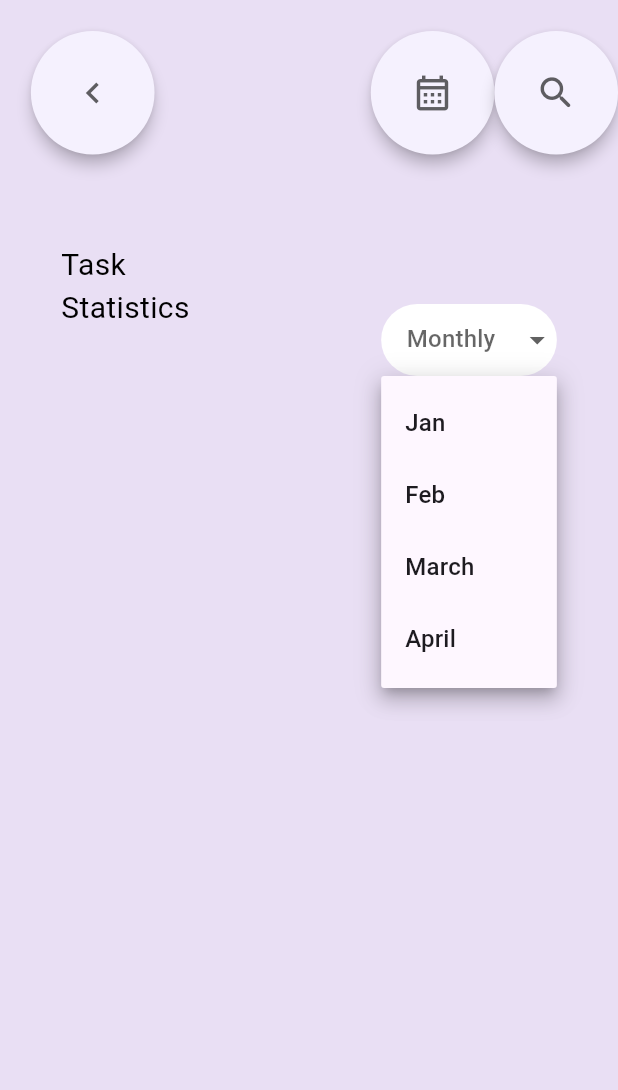
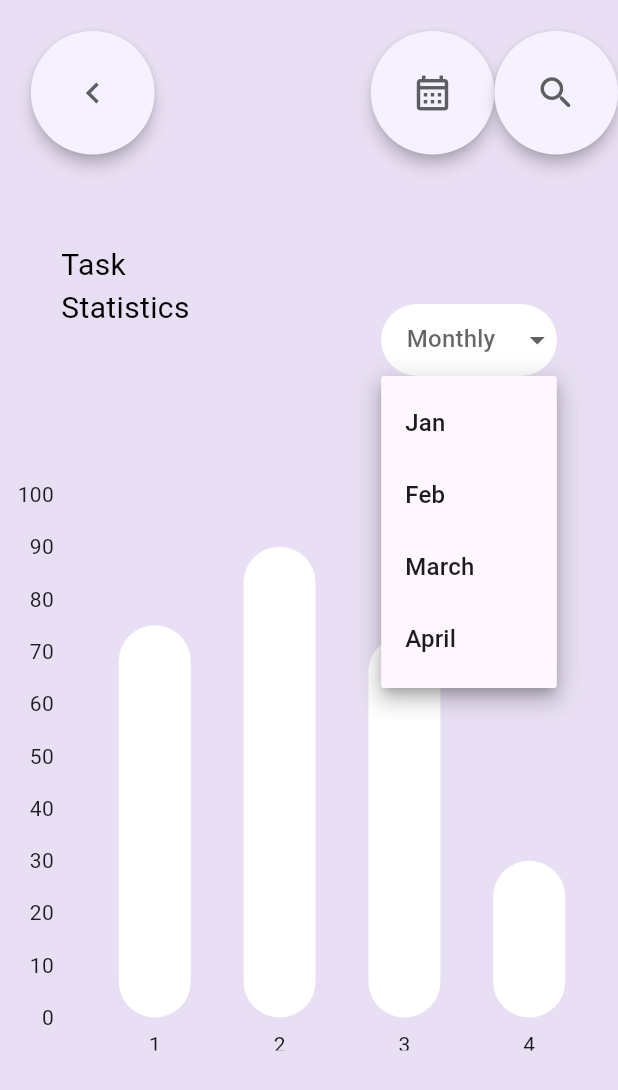
Before and after one commit to SyedOsamaAhmed/Spech-Company-Task, a Flutter app: the screen it shows after launch, after a tap on "Monthly", on a phone screen of 412 x 824 dp. Shown: the top 1090 px of the screen. Run offline on Flutter 3.47's test engine with Material 3 defaults, Android fonts, the phone set to English and light mode, and no system bars; drawn by our look-alikes of dropdown_button2, fl_chart.

Commit message:
bar grah axis customization in progress

```diff
--- /dev/null
+++ b/lib/bar graph/classes/bar_data.dart
@@ -0,0 +1,26 @@
+import 'package:spech_interview_task/bar%20graph/classes/individual_bar.dart';
+
+class BarData {
+  final double taskStatsJan;
+  final double taskStatsFeb;
+  final double taskStatsMar;
+  final double taskStatsApr;
+
+  BarData({
+    required this.taskStatsJan,
+    required this.taskStatsFeb,
+    required this.taskStatsMar,
+    required this.taskStatsApr,
+  });
+
+  List<IndividualBar> bardata = [];
+
+  void initialiazeBarData() {
+    bardata = [
+      IndividualBar(x: 1, y: taskStatsJan),
+      IndividualBar(x: 2, y: taskStatsFeb),
+      IndividualBar(x: 3, y: taskStatsMar),
+      IndividualBar(x: 4, y: taskStatsApr),
+    ];
+  }
+}
--- /dev/null
+++ b/lib/bar graph/classes/individual_bar.dart
@@ -0,0 +1,9 @@
+class IndividualBar {
+  final int x;
+  final double y;
+
+  IndividualBar({
+    required this.x,
+    required this.y,
+  });
+}
--- a/lib/screens/task_main_screen.dart
+++ b/lib/screens/task_main_screen.dart
@@ -1,4 +1,6 @@
 import 'package:flutter/material.dart';
+
+import 'package:spech_interview_task/widgets/bar_graph.dart';
 
 import 'package:spech_interview_task/widgets/dropdown_menu.dart';
 
@@ -10,7 +12,13 @@ class MainTaskScreen extends StatefulWidget {
 }
 
 class _MainTaskScreenState extends State<MainTaskScreen> {
-  List<String> taskStats = ["Jan", "Feb", "Mar", "Apr"];
+  List<double> taskStatsPercentages = [
+    0.75,
+    0.90,
+    0.73,
+    0.30,
+  ];
+
   @override
   Widget build(BuildContext context) {
     return SafeArea(
@@ -105,6 +113,7 @@ class _MainTaskScreenState extends State<MainTaskScreen> {
                   ],
                 ),
               ),
+              BarGraph(taskStatsPercents: taskStatsPercentages),
             ],
           ),
         ),
--- /dev/null
+++ b/lib/widgets/bar_graph.dart
@@ -0,0 +1,63 @@
+// ignore_for_file: public_member_api_docs, sort_constructors_first
+import 'package:fl_chart/fl_chart.dart';
+import 'package:flutter/material.dart';
+import 'package:spech_interview_task/bar%20graph/classes/bar_data.dart';
+
+class BarGraph extends StatelessWidget {
+  final List<double> taskStatsPercents;
+  const BarGraph({
+    Key? key,
+    required this.taskStatsPercents,
+  }) : super(key: key);
+
+  @override
+  Widget build(BuildContext context) {
+    BarData bardata = BarData(
+      taskStatsJan: taskStatsPercents[0],
+      taskStatsFeb: taskStatsPercents[1],
+      taskStatsMar: taskStatsPercents[2],
+      taskStatsApr: taskStatsPercents[3],
+    );
+    bardata.initialiazeBarData();
+    return SizedBox(
+      width: MediaQuery.of(context).size.width,
+      height: MediaQuery.of(context).size.height * 0.45,
+      child: BarChart(BarChartData(
+        titlesData: const FlTitlesData(
+            rightTitles: AxisTitles(
+              sideTitles: SideTitles(
+                showTitles: false,
+              ),
+            ),
+            topTitles: AxisTitles(
+              sideTitles: SideTitles(
+                showTitles: false,
+              ),
+            ),
+            bottomTitles: AxisTitles(
+              sideTitles: SideTitles(
+                reservedSize: 22,
+                showTitles: true,
+              ),
+            )),
+        gridData: const FlGridData(
+          show: false,
+        ),
+        borderData: FlBorderData(
+          show: false,
+        ),
+        maxY: 100,
+        minY: 0,
+        barGroups: bardata.bardata
+            .map((data) => BarChartGroupData(x: data.x, barRods: [
+                  BarChartRodData(
+                    color: Colors.white,
+                    width: 48,
+                    toY: data.y * 100,
+                  ),
+                ]))
+            .toList(),
+      )),
+    );
+  }
+}
```
